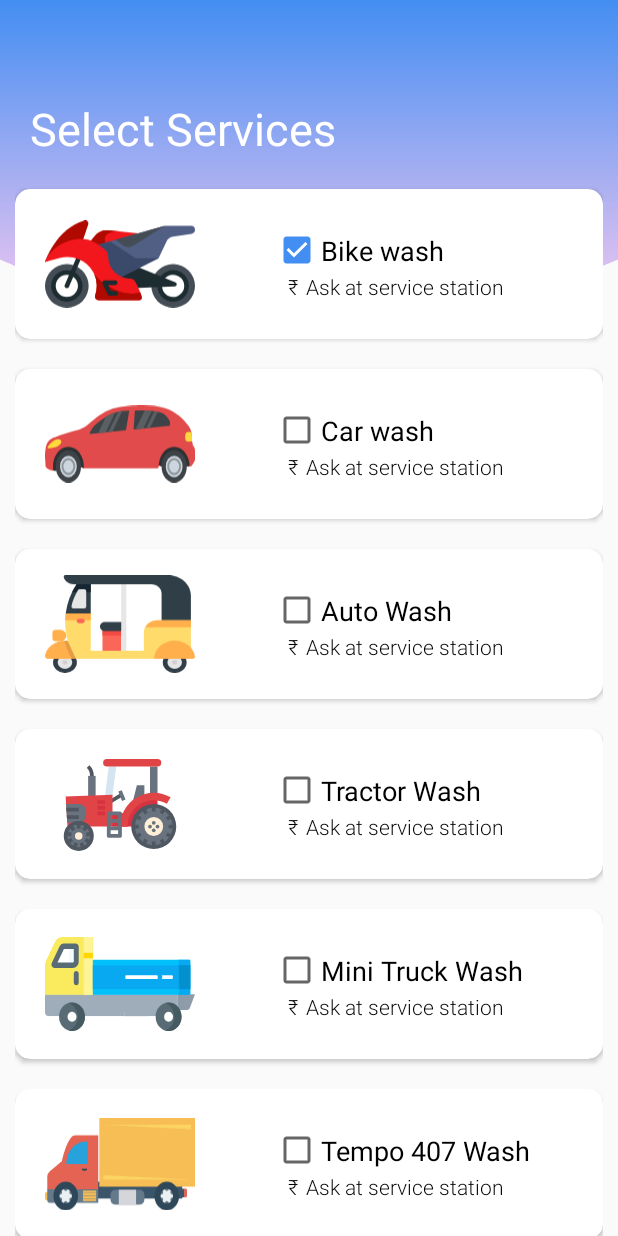
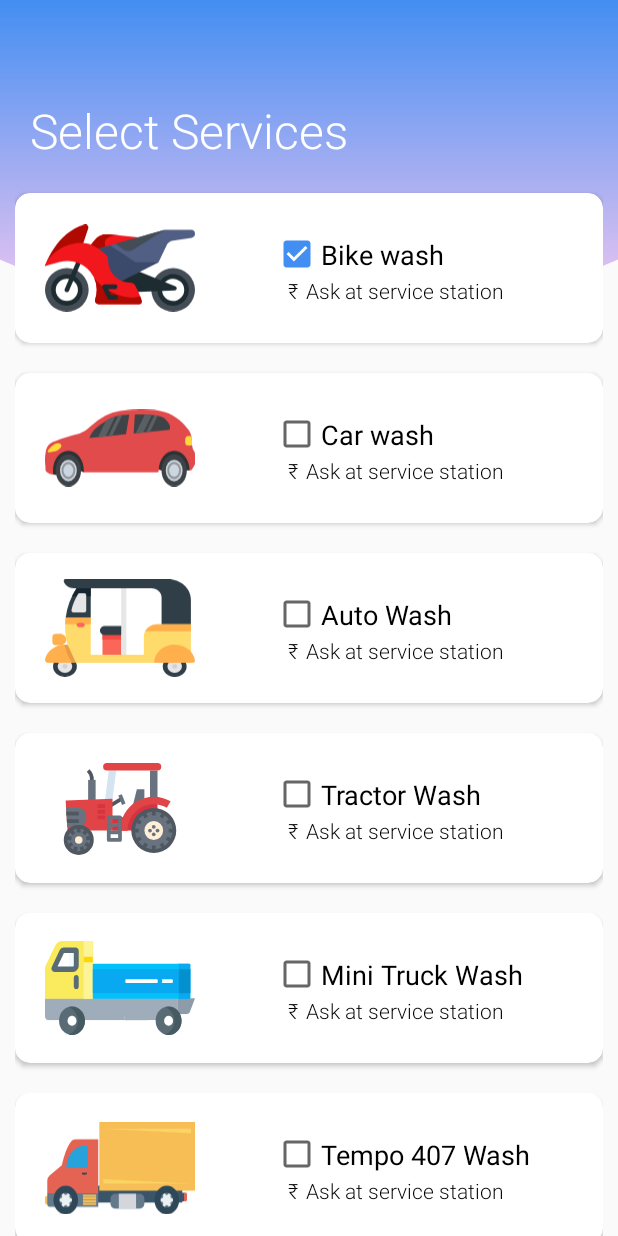
Before and after one commit to deepakmeett/Vehicle-Wash, an Android app: the screen it shows after launch once a user with an empty profile is signed in (SelectServiceActivity), on a phone screen of 412 x 824 dp. Run offline under Robolectric (Android 15) with nearby library versions, the phone set to English and light mode, and no system bars; our stand-ins replace Firebase (no records; nobody signed in at launch, a user with empty details on screens opened directly), sdp/ssp sizes.

Commit message:
Inspection done

```diff
--- a/app/src/main/java/com/example/bikewash/Activity/DashboardActivity.java
+++ b/app/src/main/java/com/example/bikewash/activity/DashboardActivity.java
@@ -1,4 +1,4 @@
-package com.example.bikewash.Activity;
+package com.example.bikewash.activity;
 import androidx.appcompat.app.AppCompatActivity;
 
 import android.os.Bundle;
--- a/app/src/main/java/com/example/bikewash/Activity/SignUpActivity.java
+++ b/app/src/main/java/com/example/bikewash/activity/SignUpActivity.java
@@ -1,4 +1,4 @@
-package com.example.bikewash.Activity;
+package com.example.bikewash.activity;
 import android.os.Bundle;
 import android.util.Log;
 import android.view.View;
@@ -6,7 +6,7 @@ import android.widget.Button;
 import android.widget.TextView;
 
 import com.example.bikewash.R;
-import com.example.bikewash.Utility.BaseActivity;
+import com.example.bikewash.utility.BaseActivity;
 import com.google.android.material.snackbar.Snackbar;
 import com.google.android.material.textfield.TextInputEditText;
 import com.google.android.material.textfield.TextInputLayout;
@@ -15,7 +15,7 @@ import com.google.firebase.auth.FirebaseUser;
 
 import java.util.Objects;
 
-import static com.example.bikewash.Utility.Constants.FROM_SIGN_UP;
+import static com.example.bikewash.utility.Constants.FROM_SIGN_UP;
 public class SignUpActivity extends BaseActivity implements View.OnClickListener {
 
     private FirebaseAuth mAuth;
--- a/app/src/main/java/com/example/bikewash/Adapter/SelectServiceAdapter.java
+++ b/app/src/main/java/com/example/bikewash/adapter/SelectServiceAdapter.java
@@ -1,4 +1,4 @@
-package com.example.bikewash.Adapter;
+package com.example.bikewash.adapter;
 import android.content.Context;
 import android.view.LayoutInflater;
 import android.view.View;
--- a/app/src/main/java/com/example/bikewash/Utility/BaseActivity.java
+++ b/app/src/main/java/com/example/bikewash/utility/BaseActivity.java
@@ -1,4 +1,4 @@
-package com.example.bikewash.Utility;
+package com.example.bikewash.utility;
 import android.os.Bundle;
 import android.os.PersistableBundle;
 import android.text.TextUtils;
--- a/app/src/main/res/drawable/ic_steering_wheel.xml
+++ b/app/src/main/res/drawable/ic_steering_wheel.xml
@@ -1,6 +1,6 @@
 <vector xmlns:android="http://schemas.android.com/apk/res/android"
-    android:width="512dp"
-    android:height="512dp"
+    android:width="200dp"
+    android:height="200dp"
     android:viewportWidth="512"
     android:viewportHeight="512">
   <path
--- a/app/src/main/res/drawable/ic_tractor.xml
+++ b/app/src/main/res/drawable/ic_tractor.xml
@@ -1,6 +1,6 @@
 <vector xmlns:android="http://schemas.android.com/apk/res/android"
-    android:width="512dp"
-    android:height="512dp"
+    android:width="200dp"
+    android:height="200dp"
     android:viewportWidth="512"
     android:viewportHeight="512">
   <path
--- a/app/src/main/res/layout/activity_dashboard.xml
+++ b/app/src/main/res/layout/activity_dashboard.xml
@@ -3,7 +3,7 @@
     xmlns:tools="http://schemas.android.com/tools"
     android:layout_width="match_parent"
     android:layout_height="match_parent"
-    tools:context=".Activity.DashboardActivity">
+    tools:context=".activity.DashboardActivity">
 
 
 
--- a/app/src/main/res/layout/activity_login.xml
+++ b/app/src/main/res/layout/activity_login.xml
@@ -6,7 +6,7 @@
     android:layout_height="match_parent"
     android:fillViewport="true"
     android:scrollbarThumbVertical="@android:color/transparent"
-    tools:context=".Activity.LoginActivity">
+    tools:context=".activity.LoginActivity">
 
     <RelativeLayout
         android:layout_width="match_parent"
@@ -27,7 +27,7 @@
             android:layout_width="wrap_content"
             android:layout_height="wrap_content"
             android:layout_below="@+id/loginLogo"
-            android:text="Proceed with you login"
+            android:text="@string/proceed_with_you_login"
             android:textColor="@color/black"
             android:textSize="20sp"/>
 
--- a/app/src/main/res/layout/activity_select_service.xml
+++ b/app/src/main/res/layout/activity_select_service.xml
@@ -4,7 +4,7 @@
     xmlns:tools="http://schemas.android.com/tools"
     android:layout_width="match_parent"
     android:layout_height="match_parent"
-    tools:context=".Activity.SelectServiceActivity">
+    tools:context=".activity.SelectServiceActivity">
 
     <View
         android:layout_width="match_parent"
@@ -26,9 +26,10 @@
                 android:layout_height="wrap_content"
                 android:layout_marginStart="10dp"
                 android:layout_marginTop="55dp"
+                android:fontFamily="sans-serif-light"
                 android:text="@string/select_services"
                 android:textColor="@color/white"
-                android:textSize="30sp"/>
+                android:textSize="32sp"/>
 
             <androidx.cardview.widget.CardView
                 android:id="@+id/bikeCard"
@@ -583,7 +584,6 @@
                 android:textAllCaps="false"
                 android:textSize="16sp"
                 android:theme="@style/textInputLayout"/>
-            //TODO editText height fix
 
             <EditText
                 android:id="@+id/timeToReach"
@@ -594,7 +594,7 @@
                 android:layout_marginTop="20dp"
                 android:autofillHints="Please provide time that you take to reach at bike/car service station"
                 android:background="@drawable/edit"
-                android:hint="@string/time_mins_to_reach_at_service_station"
+                android:hint="@string/time_minutes_to_reach_at_service_station"
                 android:inputType="number"
                 android:maxLength="2"
                 android:paddingStart="30dp"
--- a/app/src/main/res/layout/activity_sign_up.xml
+++ b/app/src/main/res/layout/activity_sign_up.xml
@@ -6,7 +6,7 @@
     android:layout_width="match_parent"
     android:layout_height="match_parent"
     android:fillViewport="true"
-    tools:context=".Activity.SignUpActivity">
+    tools:context=".activity.SignUpActivity">
 
     <RelativeLayout
         android:layout_width="match_parent"
--- a/app/src/main/res/layout/view_image_upload.xml
+++ b/app/src/main/res/layout/view_image_upload.xml
@@ -12,6 +12,7 @@
         android:layout_margin="@dimen/_5sdp"
         android:layout_width="@dimen/_100sdp"
         android:layout_height="@dimen/_82sdp"
-        android:src="@drawable/ic_image_upload"/>
+        android:src="@drawable/ic_image_upload"
+        android:contentDescription="@string/image_desc"/>
 
 </androidx.cardview.widget.CardView>
--- a/app/src/main/res/values/strings.xml
+++ b/app/src/main/res/values/strings.xml
@@ -21,6 +21,7 @@
     <string name="tractor_wash">Tractor Wash</string>
     <string name="mini_truck_wash">Mini Truck Wash</string>
     <string name="auto_wash">Auto Wash</string>
-    <string name="time_mins_to_reach_at_service_station">Time(Mins) to reach at service station</string>
+    <string name="time_minutes_to_reach_at_service_station">Time(Mins) to reach at service station</string>
     <string name="vehicle_name">Vehicle Name</string>
+    <string name="proceed_with_you_login">Proceed with you login</string>
 </resources>
```
Also changed, not shown: app/src/main/AndroidManifest.xml (+4 -4 lines), app/src/main/java/com/example/bikewash/Utility/Constants.java (deleted, +0 -34 lines), app/src/main/java/com/example/bikewash/activity/LoginActivity.java (renamed from app/src/main/java/com/example/bikewash/Activity/LoginActivity.java, +6 -5 lines), app/src/main/java/com/example/bikewash/activity/SelectServiceActivity.java (renamed from app/src/main/java/com/example/bikewash/Activity/SelectServiceActivity.java, +12 -10 lines), app/src/main/java/com/example/bikewash/utility/Constants.java (added, +15 -0 lines).
